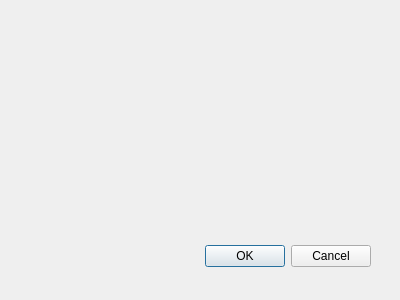
Above: CommandCenter/MainApp/hsftestdialog.ui from LDevin/CommandCenter before the change. Below: the same form after it.
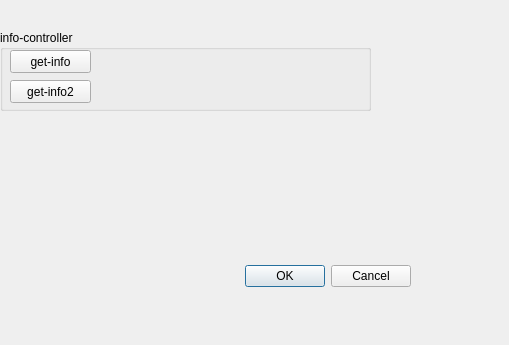
That is the form after the change.

What changed in the file:
```diff
--- a/CommandCenter/MainApp/hsftestdialog.ui
+++ b/CommandCenter/MainApp/hsftestdialog.ui
@@ -8,8 +8,8 @@
    <rect>
     <x>0</x>
     <y>0</y>
-    <width>400</width>
-    <height>300</height>
+    <width>509</width>
+    <height>345</height>
    </rect>
   </property>
   <property name="windowTitle">
@@ -18,8 +18,8 @@
   <widget name="buttonBox" class="QDialogButtonBox">
    <property name="geometry">
     <rect>
-     <x>30</x>
-     <y>240</y>
+     <x>70</x>
+     <y>260</y>
      <width>341</width>
      <height>32</height>
     </rect>
@@ -31,6 +31,45 @@
     <set>QDialogButtonBox::Cancel|QDialogButtonBox::Ok</set>
    </property>
   </widget>
+  <widget class="QGroupBox" name="groupBox">
+   <property name="geometry">
+    <rect>
+     <x>0</x>
+     <y>30</y>
+     <width>371</width>
+     <height>81</height>
+    </rect>
+   </property>
+   <property name="title">
+    <string>info-controller</string>
+   </property>
+   <widget class="QPushButton" name="infoID">
+    <property name="geometry">
+     <rect>
+      <x>10</x>
+      <y>20</y>
+      <width>81</width>
+      <height>23</height>
+     </rect>
+    </property>
+    <property name="text">
+     <string>get-info</string>
+    </property>
+   </widget>
+   <widget class="QPushButton" name="infoID_S">
+    <property name="geometry">
+     <rect>
+      <x>10</x>
+      <y>50</y>
+      <width>81</width>
+      <height>23</height>
+     </rect>
+    </property>
+    <property name="text">
+     <string>get-info2</string>
+    </property>
+   </widget>
+  </widget>
  </widget>
  <pixmapfunction/>
  <resources/>
```
Left out of the diff: 9 changed lines with no effect on the pictures.
